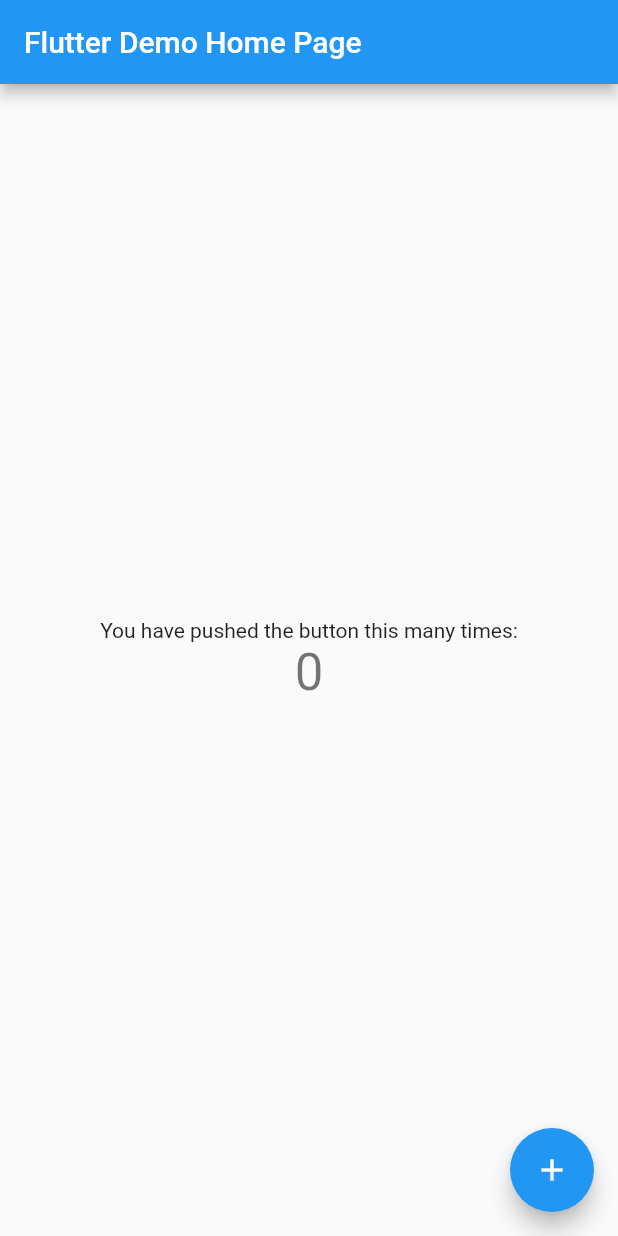
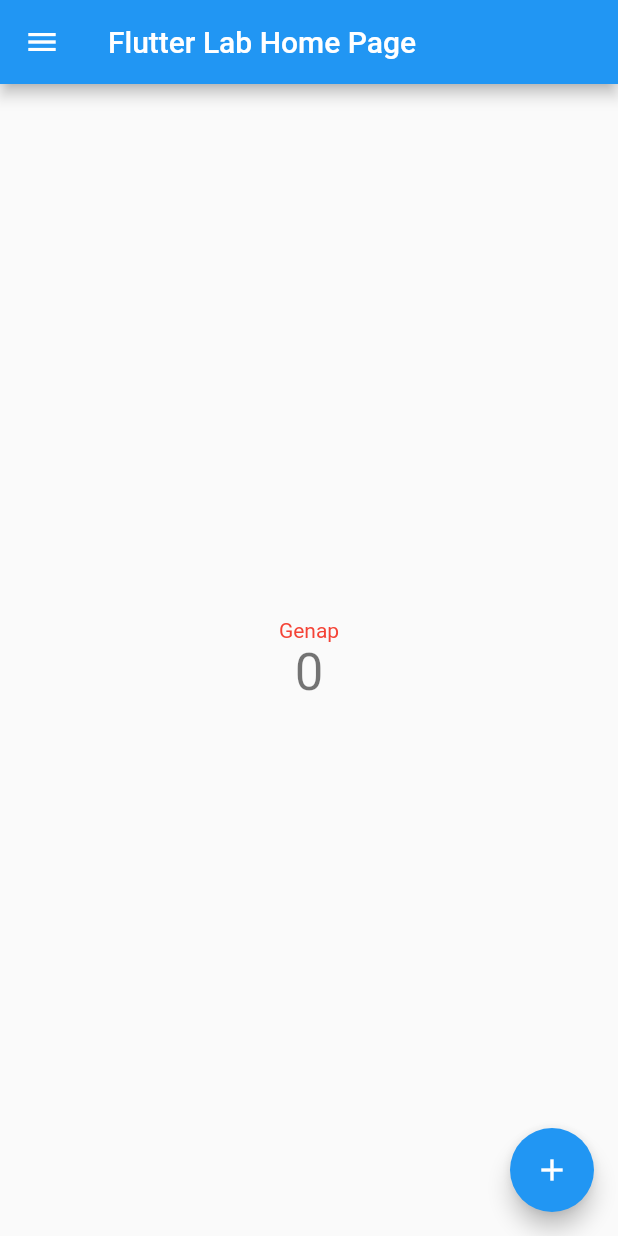
Before and after one commit to fachryanwarr/pbp-volundear-mobile, a Flutter app: the screen it shows after launch, on a phone screen of 412 x 824 dp. Run offline on Flutter 3.47's test engine with Material 2 defaults, Android fonts, the phone set to English and light mode, and no system bars; missing offline and left inert: pbp_django_auth.

Commit message:
viewnya aman

```diff
--- a/lib/drawer.dart
+++ b/lib/drawer.dart
@@ -0,0 +1,36 @@
+import 'package:flutter/material.dart';
+import 'pages/daftarRelawan_page.dart';
+import 'main.dart';
+
+Widget myDrawer (context){
+  return Drawer(
+        child: Column(
+          children: [
+            // Menambahkan clickable menu
+            ListTile(
+              title: const Text('Counter'),
+              onTap: () {
+                // Route menu ke halaman utama
+                Navigator.pushReplacement(
+                  context,
+                  MaterialPageRoute(builder: (context) => const MyHomePage()),
+                );
+              },
+            ),
+            ListTile(
+              title: const Text('Form'),
+              onTap: () {
+                // Route menu ke halaman form
+                Navigator.pushReplacement(
+                  context,
+                  MaterialPageRoute(builder: (context) => const MyFormPage()),
+                );
+              },
+            ),
+
+
+
+          ],
+        ),
+      );
+}
--- a/lib/main.dart
+++ b/lib/main.dart
@@ -1,4 +1,5 @@
 import 'package:flutter/material.dart';
+import 'drawer.dart';
 
 void main() {
   runApp(const MyApp());
@@ -13,35 +14,17 @@ class MyApp extends StatelessWidget {
     return MaterialApp(
       title: 'Flutter Demo',
       theme: ThemeData(
-        // This is the theme of your application.
-        //
-        // Try running your application with "flutter run". You'll see the
-        // application has a blue toolbar. Then, without quitting the app, try
-        // changing the primarySwatch below to Colors.green and then invoke
-        // "hot reload" (press "r" in the console where you ran "flutter run",
-        // or simply save your changes to "hot reload" in a Flutter IDE).
-        // Notice that the counter didn't reset back to zero; the application
-        // is not restarted.
         primarySwatch: Colors.blue,
       ),
-      home: const MyHomePage(title: 'Flutter Demo Home Page'),
+      home: const MyHomePage(),
     );
   }
 }
 
 class MyHomePage extends StatefulWidget {
-  const MyHomePage({super.key, required this.title});
+  const MyHomePage({super.key});
 
-  // This widget is the home page of your application. It is stateful, meaning
-  // that it has a State object (defined below) that contains fields that affect
-  // how it looks.
-
-  // This class is the configuration for the state. It holds the values (in this
-  // case the title) provided by the parent (in this case the App widget) and
-  // used by the build method of the State. Fields in a Widget subclass are
-  // always marked "final".
-
-  final String title;
+    final String title = 'Flutter Lab Home Page';
 
   @override
   State<MyHomePage> createState() => _MyHomePageState();
@@ -50,53 +33,59 @@ class MyHomePage extends StatefulWidget {
 class _MyHomePageState extends State<MyHomePage> {
   int _counter = 0;
 
+
+
   void _incrementCounter() {
     setState(() {
-      // This call to setState tells the Flutter framework that something has
-      // changed in this State, which causes it to rerun the build method below
-      // so that the display can reflect the updated values. If we changed
-      // _counter without calling setState(), then the build method would not be
-      // called again, and so nothing would appear to happen.
       _counter++;
     });
+  }
+  void _decreamentCounter() {
+    setState(() {
+      if (_counter > 0) {
+        _counter--;
+      }
+    });
+  }
+
+  String showGanjilGenap() {
+    if (_counter % 2 == 0) {
+      return "Genap";
+    } else {
+      return "Ganjil";
+    }
+  }
+
+  Color changeGanjilGenapColor() {
+    if (_counter % 2 == 0) {
+      return Colors.red;
+    } else {
+      return Colors.blue;
+    }
+
   }
 
   @override
   Widget build(BuildContext context) {
-    // This method is rerun every time setState is called, for instance as done
-    // by the _incrementCounter method above.
-    //
-    // The Flutter framework has been optimized to make rerunning build methods
-    // fast, so that you can just rebuild anything that needs updating rather
-    // than having to individually change instances of widgets.
+    // listData.add(Model("andi", 110100, "Pemasukkan"));
+    // listData.add(Model("bagas", 235235, "Pengeluaran"));
+
     return Scaffold(
       appBar: AppBar(
-        // Here we take the value from the MyHomePage object that was created by
-        // the App.build method, and use it to set our appbar title.
         title: Text(widget.title),
       ),
+
+      drawer: myDrawer(context),
+
       body: Center(
-        // Center is a layout widget. It takes a single child and positions it
-        // in the middle of the parent.
         child: Column(
-          // Column is also a layout widget. It takes a list of children and
-          // arranges them vertically. By default, it sizes itself to fit its
-          // children horizontally, and tries to be as tall as its parent.
-          //
-          // Invoke "debug painting" (press "p" in the console, choose the
-          // "Toggle Debug Paint" action from the Flutter Inspector in Android
-          // Studio, or the "Toggle Debug Paint" command in Visual Studio Code)
-          // to see the wireframe for each widget.
-          //
-          // Column has various properties to control how it sizes itself and
-          // how it positions its children. Here we use mainAxisAlignment to
-          // center the children vertically; the main axis here is the vertical
-          // axis because Columns are vertical (the cross axis would be
-          // horizontal).
           mainAxisAlignment: MainAxisAlignment.center,
           children: <Widget>[
-            const Text(
-              'You have pushed the button this many times:',
+            Text(
+              showGanjilGenap(),
+              style: TextStyle(
+                color: changeGanjilGenapColor(),
+              ),
             ),
             Text(
               '$_counter',
@@ -105,11 +94,34 @@ class _MyHomePageState extends State<MyHomePage> {
           ],
         ),
       ),
-      floatingActionButton: FloatingActionButton(
-        onPressed: _incrementCounter,
-        tooltip: 'Increment',
-        child: const Icon(Icons.add),
-      ), // This trailing comma makes auto-formatting nicer for build methods.
+      floatingActionButton: Padding(
+        padding: const EdgeInsets.all(16),
+        child: Stack(
+          children: <Widget>[
+            Visibility(
+              visible: _counter > 0,
+              child: Align(
+                  alignment: Alignment.bottomLeft,
+                  child: FloatingActionButton(
+                    onPressed: _decreamentCounter,
+                    tooltip: 'Decreament',
+                    child: const Icon(Icons.remove),
+                  ),
+                )
+            ),
+            Align(
+              alignment: Alignment.bottomRight,
+              child: FloatingActionButton(
+                onPressed: _incrementCounter,
+                tooltip: 'Increment',
+                child: const Icon(Icons.add),
+              ),
+            ),
+          ],
+        ),
+      ),
+      floatingActionButtonLocation: FloatingActionButtonLocation.centerDocked,
+
     );
   }
 }
```
Also changed, not shown: lib/models/daftarRelawan.dart (+11 -0 lines), lib/pages/daftarRelawan_page.dart (+177 -0 lines), pubspec.yaml (+8 -2 lines), pubspec.lock, 1 other file.
